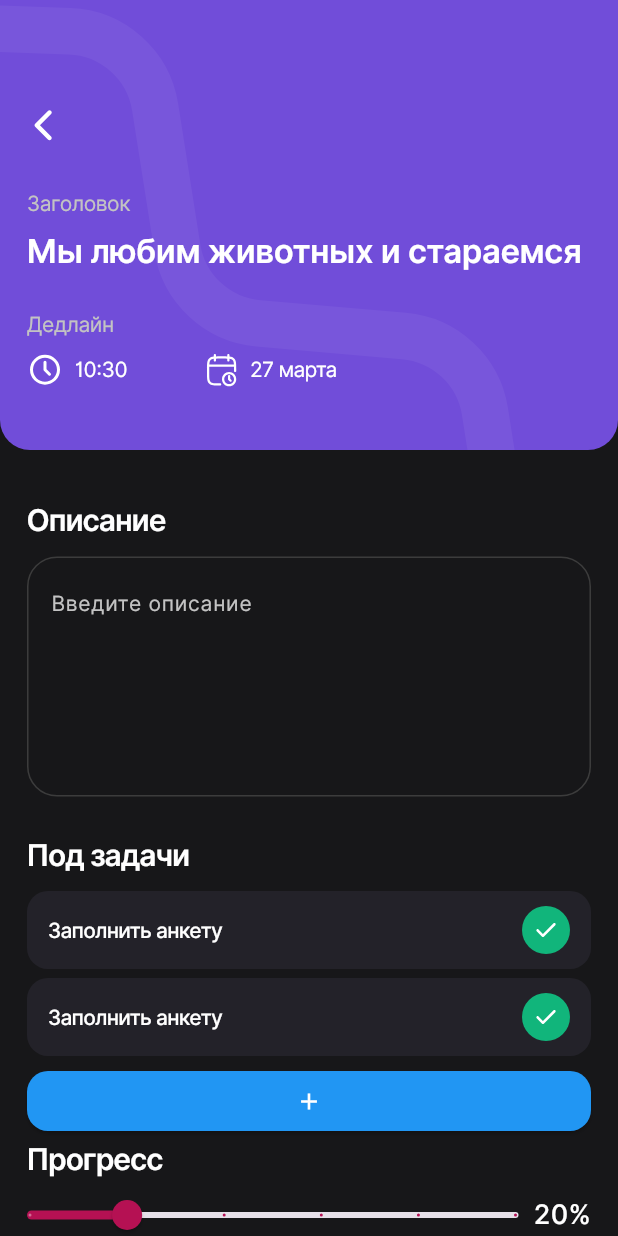
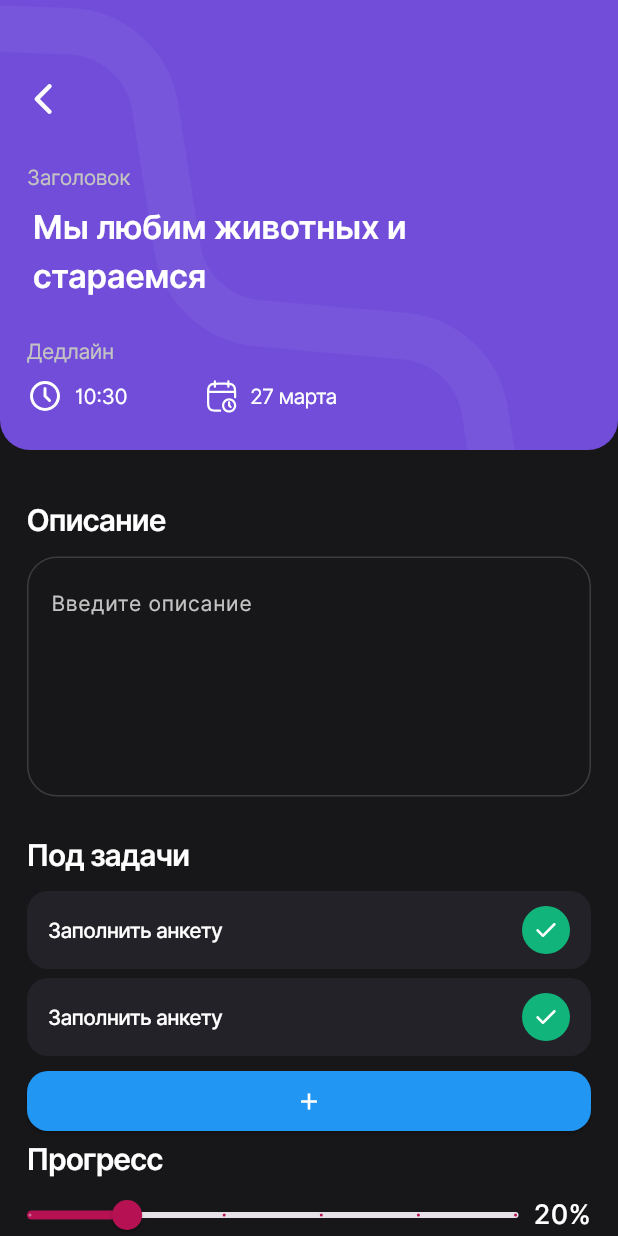
Before and after one commit to rahimov27/todo_app, a Flutter app: the AddFolderScreen screen opened directly, on a phone screen of 412 x 824 dp. Run offline on Flutter 3.47's test engine with Material 3 defaults, Android fonts, the phone set to English and light mode, and no system bars; our stand-ins replace flutter_svg, hive, hive_flutter, persistent_bottom_nav_bar; accounts and stored records are empty.

Commit message:
added textfield with title in folder

```diff
--- a/lib/features/home/screens/add_folder_screen.dart
+++ b/lib/features/home/screens/add_folder_screen.dart
@@ -63,13 +63,31 @@ class _AddFolderScreenState extends State<AddFolderScreen> {
                             ),
                           ),
                           SizedBox(height: 6),
-                          Text(
-                            "Мы любим животных и стараемся",
+                          TextField(
+                            maxLines: 2,
+                            cursorColor: AppColors.titleColor,
                             style: TextStyle(
                               fontSize: 22,
                               fontFamily: "Inter-semibold",
                               color: Colors.white,
                               letterSpacing: -0.3,
+                            ),
+                            decoration: InputDecoration(
+                              contentPadding: EdgeInsets.all(0),
+                              hintText: "Мы любим животных и стараемся",
+                              hintStyle: TextStyle(
+                                fontSize: 22,
+                                fontFamily: "Inter-semibold",
+                                color: Colors.white,
+                                letterSpacing: -0.3,
+                              ),
+                              enabledBorder: OutlineInputBorder(
+                                borderSide: BorderSide.none,
+                              ),
+                              focusedBorder: OutlineInputBorder(
+                                borderSide: BorderSide.none,
+                              ),
+                              border: OutlineInputBorder(),
                             ),
                           ),
                           SizedBox(height: 24),
```
